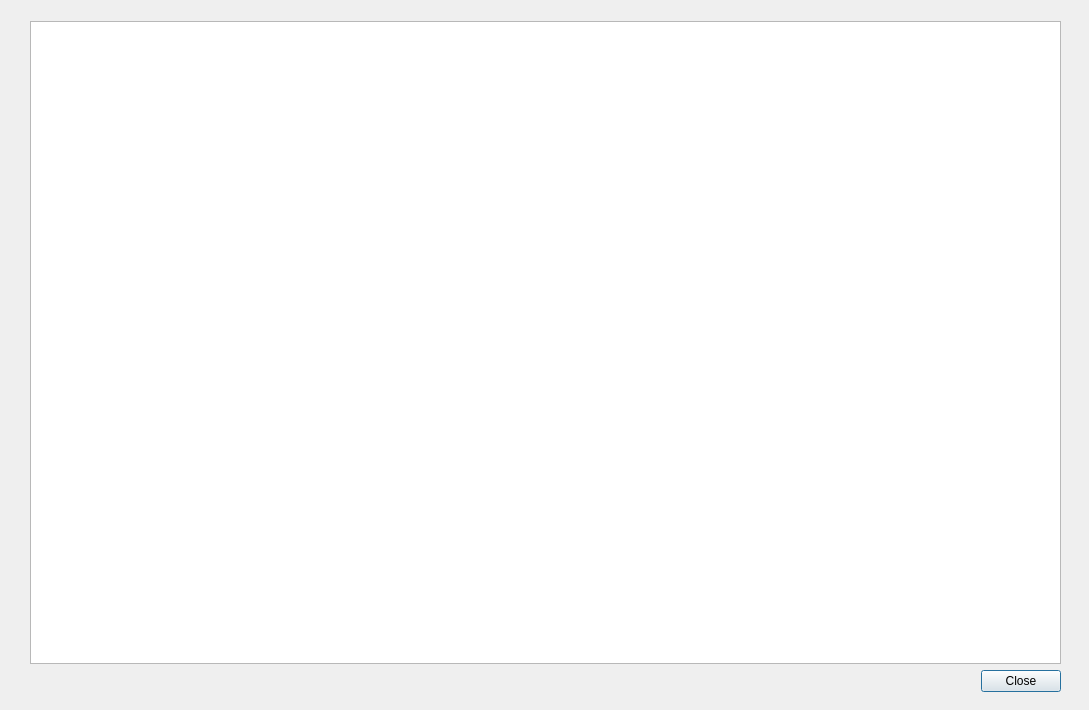
Before: the Qt Designer form qt4Designer_ui_files/logDialog.ui in cibr-jyu/meggie, drawn with Qt 5.
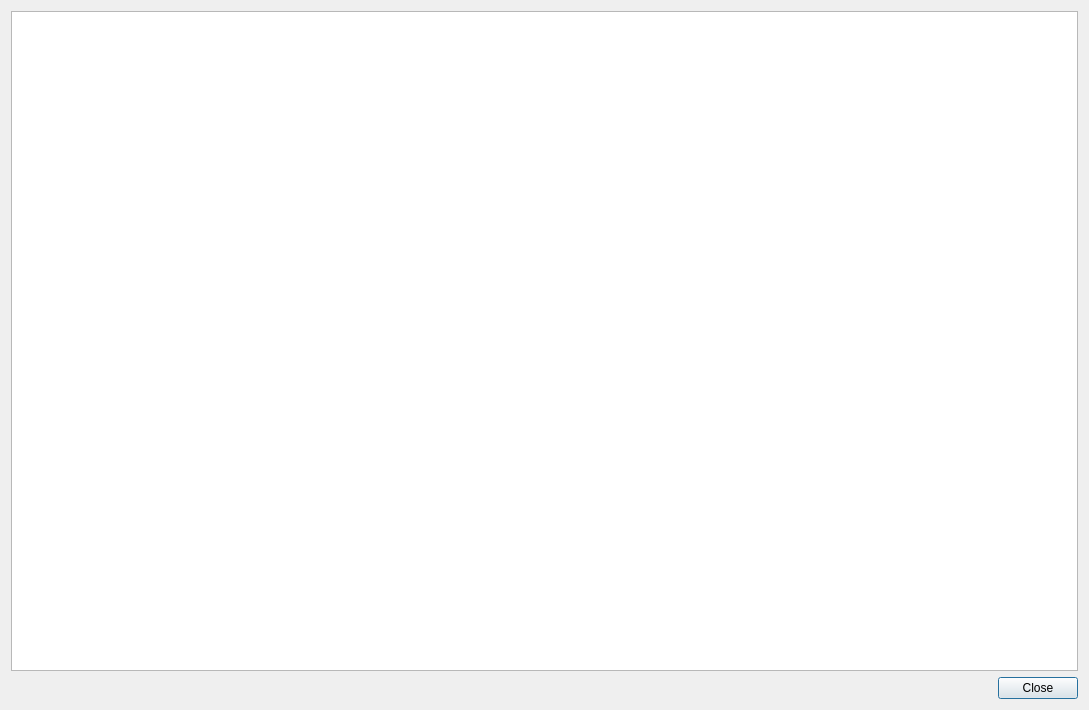
After: the same form once the commit is applied.

The edit to the form file:
```diff
--- a/qt4Designer_ui_files/logDialog.ui
+++ b/qt4Designer_ui_files/logDialog.ui
@@ -13,15 +13,8 @@
   <property name="windowTitle">
    <string>Dialog</string>
   </property>
-  <widget class="QWidget" name="verticalLayoutWidget">
-   <property name="geometry">
-    <rect>
-     <x>30</x>
-     <y>21</y>
-     <width>1031</width>
-     <height>671</height>
-    </rect>
-   </property>
+  <layout class="QGridLayout" name="gridLayout">
+   <item row="0" column="0">
    <layout class="QVBoxLayout" name="verticalLayout">
     <item>
      <widget class="QTextEdit" name="textEdit"/>
@@ -51,7 +44,8 @@
      </layout>
     </item>
    </layout>
-  </widget>
+   </item>
+  </layout>
  </widget>
  <resources/>
  <connections>
```
Lines whose indentation alone changed are shown as unchanged.
